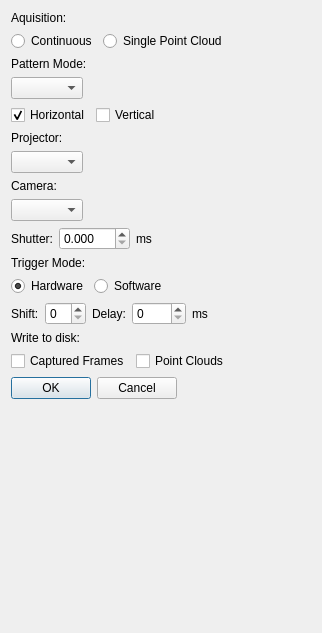
The window that src/PreferenceDialog.ui (jakobwilm/slstudio) describes before a commit, drawn with Qt 5.
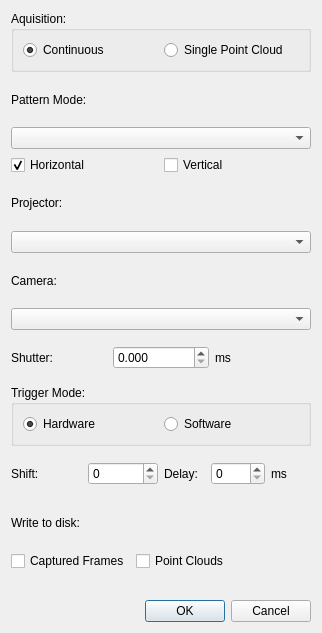
The same window after the commit.

What changed in the file:
```diff
--- a/src/PreferenceDialog.ui
+++ b/src/PreferenceDialog.ui
@@ -19,46 +19,8 @@
   <property name="windowTitle">
    <string>Preferences</string>
   </property>
-  <layout class="QFormLayout" name="formLayout_2">
-   <item row="0" column="0">
-    <widget class="QLabel" name="aquisitionLabel">
-     <property name="text">
-      <string>Aquisition:</string>
-     </property>
-    </widget>
-   </item>
-   <item row="1" column="0">
-    <layout class="QHBoxLayout" name="aquisitionLayout">
-     <item>
-      <widget class="QRadioButton" name="aquisitioncontinuousRadioButton">
-       <property name="text">
-        <string>Continuous</string>
-       </property>
-       <property name="checked">
-        <bool>true</bool>
-       </property>
-      </widget>
-     </item>
-     <item>
-      <widget class="QRadioButton" name="aquisitionSingleRadioButton">
-       <property name="text">
-        <string>Single Point Cloud</string>
-       </property>
-      </widget>
-     </item>
-    </layout>
-   </item>
-   <item row="2" column="0">
-    <widget class="QLabel" name="patternModeLabel">
-     <property name="text">
-      <string>Pattern Mode:</string>
-     </property>
-    </widget>
-   </item>
+  <layout class="QGridLayout" name="gridLayout">
    <item row="3" column="0">
-    <widget class="QComboBox" name="patternModeComboBox"/>
-   </item>
-   <item row="4" column="0">
     <layout class="QHBoxLayout" name="patternModeLayout">
      <item>
       <widget class="QCheckBox" name="patternHorizontalCheckBox">
@@ -79,27 +41,17 @@
      </item>
     </layout>
    </item>
-   <item row="5" column="0">
+   <item row="4" column="0">
     <widget class="QLabel" name="projectorLabel">
      <property name="text">
       <string>Projector:</string>
      </property>
     </widget>
    </item>
-   <item row="6" column="0">
-    <widget class="QComboBox" name="projectorComboBox"/>
-   </item>
-   <item row="7" column="0">
-    <widget class="QLabel" name="cameraLabel">
-     <property name="text">
-      <string>Camera:</string>
-     </property>
-    </widget>
+   <item row="2" column="0">
+    <widget class="QComboBox" name="patternModeComboBox"/>
    </item>
    <item row="8" column="0">
-    <widget class="QComboBox" name="cameraComboBox"/>
-   </item>
-   <item row="9" column="0">
     <layout class="QHBoxLayout" name="shutterLayout">
      <item>
       <widget class="QLabel" name="shutterLabel">
@@ -130,35 +82,114 @@
      </item>
     </layout>
    </item>
-   <item row="10" column="0">
-    <widget class="QLabel" name="triggerModeLabel">
+   <item row="12" column="0">
+    <layout class="QFormLayout" name="formLayout">
+     <item row="0" column="0">
+      <widget class="QCheckBox" name="framesCheckBox">
+       <property name="text">
+        <string>Captured Frames</string>
+       </property>
+      </widget>
+     </item>
+     <item row="0" column="1">
+      <widget class="QCheckBox" name="pointCloudsCheckBox">
+       <property name="text">
+        <string>Point Clouds</string>
+       </property>
+      </widget>
+     </item>
+    </layout>
+   </item>
+   <item row="6" column="0">
+    <widget class="QLabel" name="cameraLabel">
      <property name="text">
+      <string>Camera:</string>
+     </property>
+    </widget>
+   </item>
+   <item row="9" column="0">
+    <widget class="QGroupBox" name="groupBox">
+     <property name="title">
       <string>Trigger Mode:</string>
      </property>
+     <layout class="QGridLayout" name="gridLayout_3">
+      <item row="0" column="1">
+       <widget class="QRadioButton" name="triggerSoftwareRadioButton">
+        <property name="text">
+         <string>Software</string>
+        </property>
+       </widget>
+      </item>
+      <item row="0" column="0">
+       <widget class="QRadioButton" name="triggerHardwareRadioButton">
+        <property name="text">
+         <string>Hardware</string>
+        </property>
+        <property name="checked">
+         <bool>true</bool>
+        </property>
+       </widget>
+      </item>
+     </layout>
+    </widget>
+   </item>
+   <item row="5" column="0">
+    <widget class="QComboBox" name="projectorComboBox"/>
+   </item>
+   <item row="0" column="0">
+    <widget class="QGroupBox" name="groupBox_2">
+     <property name="title">
+      <string>Aquisition:</string>
+     </property>
+     <layout class="QGridLayout" name="gridLayout_2">
+      <item row="0" column="0">
+       <widget class="QRadioButton" name="aquisitioncontinuousRadioButton">
+        <property name="text">
+         <string>Continuous</string>
+        </property>
+        <property name="checked">
+         <bool>true</bool>
+        </property>
+       </widget>
+      </item>
+      <item row="0" column="1">
+       <widget class="QRadioButton" name="aquisitionSingleRadioButton">
+        <property name="text">
+         <string>Single Point Cloud</string>
+        </property>
+       </widget>
+      </item>
+     </layout>
+    </widget>
+   </item>
+   <item row="7" column="0">
+    <widget class="QComboBox" name="cameraComboBox"/>
+   </item>
+   <item row="1" column="0">
+    <widget class="QLabel" name="patternModeLabel">
+     <property name="text">
+      <string>Pattern Mode:</string>
+     </property>
+    </widget>
+   </item>
+   <item row="13" column="0">
+    <widget class="QDialogButtonBox" name="buttonBox">
+     <property name="orientation">
+      <enum>Qt::Horizontal</enum>
+     </property>
+     <property name="standardButtons">
+      <set>QDialogButtonBox::Cancel|QDialogButtonBox::Ok</set>
+     </property>
     </widget>
    </item>
    <item row="11" column="0">
-    <layout class="QHBoxLayout" name="triggerModeLayout">
-     <item>
-      <widget class="QRadioButton" name="triggerHardwareRadioButton">
-       <property name="text">
-        <string>Hardware</string>
-       </property>
-       <property name="checked">
-        <bool>true</bool>
-       </property>
-      </widget>
-     </item>
-     <item>
-      <widget class="QRadioButton" name="triggerSoftwareRadioButton">
-       <property name="text">
-        <string>Software</string>
-       </property>
-      </widget>
-     </item>
-    </layout>
+    <widget class="QLabel" name="writeToDiskLabel">
+     <property name="text">
+      <string>Write to disk:</string>
+     </property>
+    </widget>
    </item>
-   <item row="12" column="0">
+   <item row="10" column="0">
     <layout class="QHBoxLayout" name="triggerLayout">
      <item>
       <layout class="QHBoxLayout" name="shiftLayout">
@@ -208,41 +239,6 @@
      </item>
     </layout>
    </item>
-   <item row="13" column="0">
-    <widget class="QLabel" name="writeToDiskLabel">
-     <property name="text">
-      <string>Write to disk:</string>
-     </property>
-    </widget>
-   </item>
-   <item row="14" column="0">
-    <layout class="QFormLayout" name="formLayout">
-     <item row="0" column="0">
-      <widget class="QCheckBox" name="framesCheckBox">
-       <property name="text">
-        <string>Captured Frames</string>
-       </property>
-      </widget>
-     </item>
-     <item row="0" column="1">
-      <widget class="QCheckBox" name="pointCloudsCheckBox">
-       <property name="text">
-        <string>Point Clouds</string>
-       </property>
-      </widget>
-     </item>
-    </layout>
-   </item>
-   <item row="15" column="0">
-    <widget class="QDialogButtonBox" name="buttonBox">
-     <property name="orientation">
-      <enum>Qt::Horizontal</enum>
-     </property>
-     <property name="standardButtons">
-      <set>QDialogButtonBox::Cancel|QDialogButtonBox::Ok</set>
-     </property>
-    </widget>
-   </item>
   </layout>
   <zorder>layoutWidget</zorder>
   <zorder>layoutWidget</zorder>
```
Left out of the diff: 11 changed lines with no effect on the pictures.
